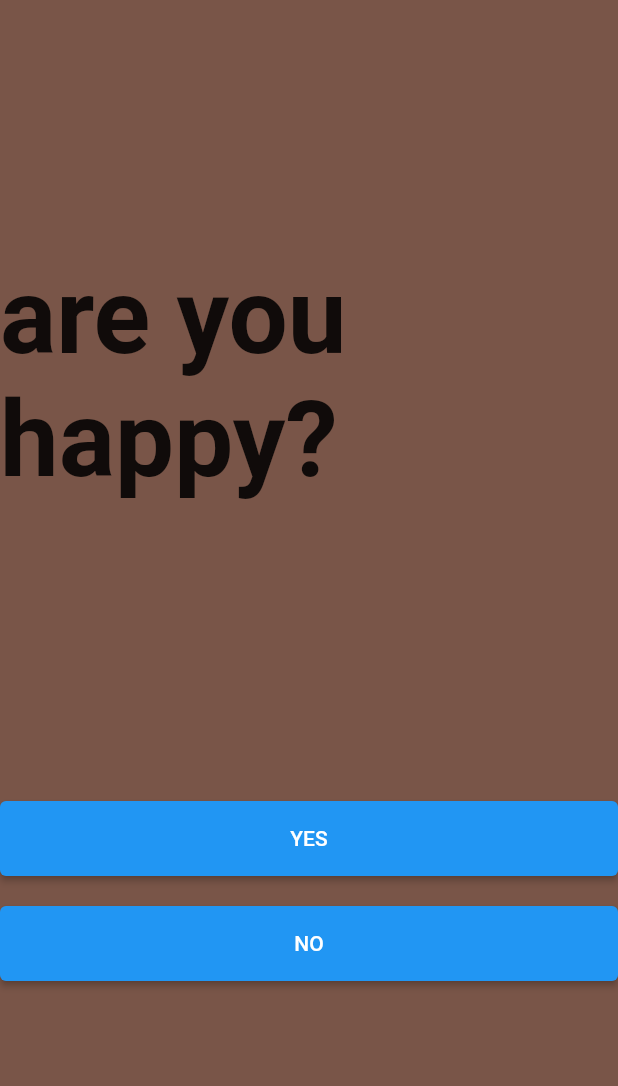
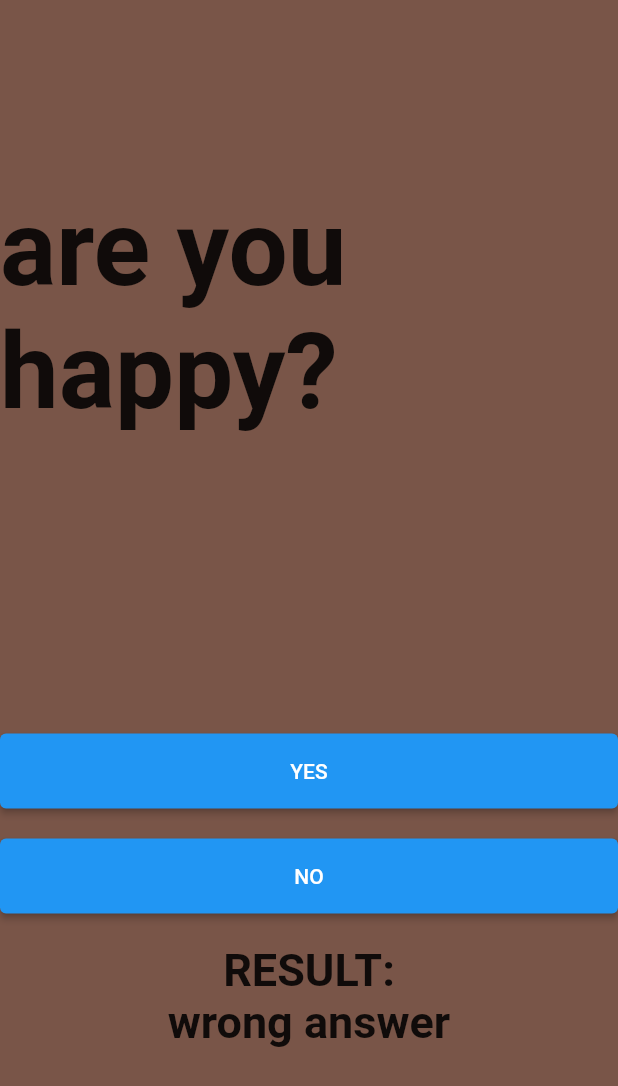
Before and after one commit to midhunsaji10/quiz, a Flutter app: the screen it shows after launch, after a tap on "YES", on a phone screen of 412 x 824 dp. Shown: the top 1086 px of the screen. Run offline on Flutter 3.47's test engine with Material 2 defaults, Android fonts, the phone set to English and light mode, and no system bars; network calls fail.

Commit message:
initial commit

```diff
--- a/lib/question.dart
+++ b/lib/question.dart
@@ -17,9 +17,9 @@ class _QuestionState extends State<Question> {
         child: Column(
           mainAxisAlignment: MainAxisAlignment.center,
           children: [
-           Text(
+            Text(
               qstn[indx].quiz,
-              style: TextStyle(fontWeight: FontWeight.bold, fontSize: 70),
+              style: const TextStyle(fontWeight: FontWeight.bold, fontSize: 70),
             ),
             const SizedBox(
               height: 200,
@@ -29,6 +29,7 @@ class _QuestionState extends State<Question> {
               height: 50,
               child: ElevatedButton(
                 onPressed: () {
+                  check(true);
                   next();
                 },
                 child: const Text('YES'),
@@ -42,35 +43,53 @@ class _QuestionState extends State<Question> {
               height: 50,
               child: ElevatedButton(
                 onPressed: () {
+                  check(false);
                   next();
                 },
                 child: const Text('NO'),
               ),
             ),
+            const SizedBox(
+              height: 20,
+            ),
+            const Text(
+              'RESULT:',
+              style: TextStyle(fontWeight: FontWeight.bold, fontSize: 30),
+            ),
+            Text(
+              result,
+              style: const TextStyle(fontWeight: FontWeight.bold, fontSize: 30),
+            )
           ],
         ),
       ),
     );
   }
-  List qstn=[
-    Myquestions(quiz:'do you have a bomb?',ans: false),
-    Myquestions(quiz:'are you happy?',ans: true),
-    Myquestions(quiz:'does bike have 2 wheels?',ans: true),
-    Myquestions(quiz:'ektha is a genius?',ans: false),
-    Myquestions(quiz:'is judy the cool guy?',ans: true),
-    Myquestions(quiz:'there are 8 planets on solar system?',ans: false),
-    Myquestions(quiz:'are bombs made in kannur?',ans: false),
-    Myquestions(quiz:'computer is a machine?',ans: true),
 
+  List qstn = [
+    Myquestions(quiz: 'do you have a bomb?', ans: false),
+    Myquestions(quiz: 'are you happy?', ans: true),
+    Myquestions(quiz: 'does bike have 2 wheels?', ans: true),
+    Myquestions(quiz: 'ektha is a genius?', ans: false),
+    Myquestions(quiz: 'is judy the cool guy?', ans: true),
+    Myquestions(quiz: 'there are 8 planets on solar system?', ans: false),
+    Myquestions(quiz: 'can you see air?', ans: false),
+    Myquestions(quiz: 'computer is a machine?', ans: true),
   ];
-  int indx=0;
-  void next(){
-    if(indx< qstn.length){
+  int indx = 0;
+  void next() {
+    if (indx < qstn.length+1) {
       indx++;
-      setState(() {
-
-      });
+      setState(() {});
     }
   }
 
+  String result = '';
+  void check(bool answer) {
+    if (answer == qstn[indx].ans) {
+      result = 'correct answer';
+    } else {
+      result = 'wrong answer';
+    }
+  }
 }
```
